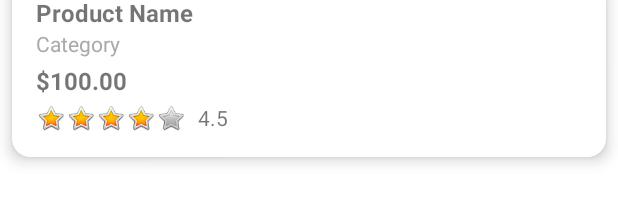
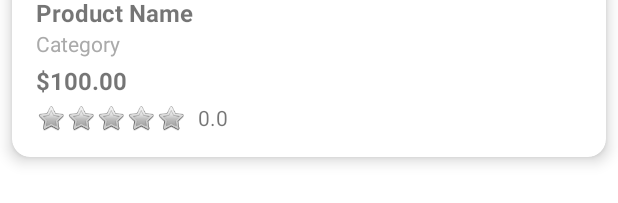
Before and after one commit to AbishekPerera/EAD_online_shop, an Android app: the layout item_product.xml on its own in the app's theme, with its tools: preview values and no code run, on a phone screen of 412 x 824 dp. Shown: the part 277-480 px from the top of the screen. Run offline under Robolectric (Android 15) with nearby library versions, the phone set to English and light mode, and no system bars.

Commit message:
star rating UI

```diff
--- a/app/src/main/res/layout/item_product.xml
+++ b/app/src/main/res/layout/item_product.xml
@@ -59,26 +59,31 @@
             android:orientation="horizontal">
 
             <ImageView
+                android:id="@+id/star1"
                 android:layout_width="20dp"
                 android:layout_height="20dp"
-                android:src="@android:drawable/btn_star_big_on" />
+                android:src="@android:drawable/btn_star_big_off" />
 
             <ImageView
+                android:id="@+id/star2"
                 android:layout_width="20dp"
                 android:layout_height="20dp"
-                android:src="@android:drawable/btn_star_big_on" />
+                android:src="@android:drawable/btn_star_big_off" />
 
             <ImageView
+                android:id="@+id/star3"
                 android:layout_width="20dp"
                 android:layout_height="20dp"
-                android:src="@android:drawable/btn_star_big_on" />
+                android:src="@android:drawable/btn_star_big_off" />
 
             <ImageView
+                android:id="@+id/star4"
                 android:layout_width="20dp"
                 android:layout_height="20dp"
-                android:src="@android:drawable/btn_star_big_on" />
+                android:src="@android:drawable/btn_star_big_off" />
 
             <ImageView
+                android:id="@+id/star5"
                 android:layout_width="20dp"
                 android:layout_height="20dp"
                 android:src="@android:drawable/btn_star_big_off" />
@@ -88,7 +93,7 @@
                 android:layout_width="wrap_content"
                 android:layout_height="wrap_content"
                 android:layout_marginStart="8dp"
-                android:text="4.5"
+                android:text="0.0"
                 android:textSize="14sp" />
         </LinearLayout>
 
```
Also changed, not shown: app/src/main/java/com/example/onlineshop/adapters/ProductAdapter.java (+56 -2 lines), app/src/main/res/drawable/btn_star_big_half.png (added).
